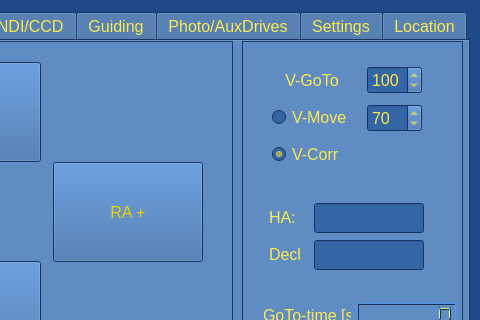
Above: C++-Source/mainwindow.ui from selste/TwoStepperControl before the change; both pictures show x 320 to 800 and y 0 to 320 of the 800 by 480 pixel window. Below: the same form after it.
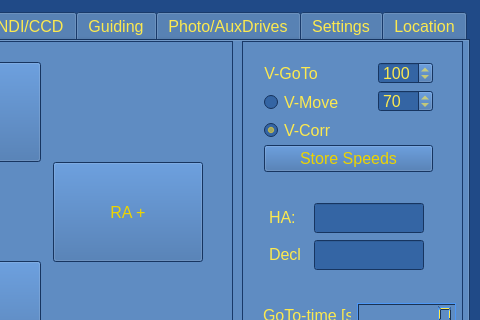
That is the form after the change.

Commit message: added a Save button for handbox speeds

Diff of the .ui file:
```diff
--- a/C++-Source/mainwindow.ui
+++ b/C++-Source/mainwindow.ui
@@ -1185,110 +1185,6 @@
       <property name="frameShadow">
        <enum>QFrame::Raised</enum>
       </property>
-      <widget class="QWidget" name="layoutWidget_8">
-       <property name="geometry">
-        <rect>
-         <x>10</x>
-         <y>10</y>
-         <width>191</width>
-         <height>131</height>
-        </rect>
-       </property>
-       <layout class="QGridLayout" name="gridLayout_6">
-        <item row="0" column="1">
-         <widget class="QSpinBox" name="sbGoToSpeed">
-          <property name="maximumSize">
-           <size>
-            <width>55</width>
-            <height>28</height>
-           </size>
-          </property>
-          <property name="minimum">
-           <number>1</number>
-          </property>
-          <property name="maximum">
-           <number>250</number>
-          </property>
-          <property name="value">
-           <number>100</number>
-          </property>
-         </widget>
-        </item>
-        <item row="1" column="0">
-         <widget class="QRadioButton" name="rbMoveSpeed">
-          <property name="minimumSize">
-           <size>
-            <width>80</width>
-            <height>25</height>
-           </size>
-          </property>
-          <property name="maximumSize">
-           <size>
-            <width>80</width>
-            <height>25</height>
-           </size>
-          </property>
-          <property name="text">
-           <string>V-Move</string>
-          </property>
-          <property name="checked">
-           <bool>false</bool>
-          </property>
-         </widget>
-        </item>
-        <item row="1" column="1">
-         <widget class="QSpinBox" name="sbMoveSpeed">
-          <property name="maximumSize">
-           <size>
-            <width>55</width>
-            <height>28</height>
-           </size>
-          </property>
-          <property name="minimum">
-           <number>1</number>
-          </property>
-          <property name="maximum">
-           <number>200</number>
-          </property>
-          <property name="value">
-           <number>70</number>
-          </property>
-         </widget>
-        </item>
-        <item row="2" column="0">
-         <widget class="QRadioButton" name="rbCorrSpeed">
-          <property name="minimumSize">
-           <size>
-            <width>70</width>
-            <height>25</height>
-           </size>
-          </property>
-          <property name="maximumSize">
-           <size>
-            <width>70</width>
-            <height>25</height>
-           </size>
-          </property>
-          <property name="text">
-           <string>V-Corr</string>
-          </property>
-          <property name="checked">
-           <bool>true</bool>
-          </property>
-         </widget>
-        </item>
-        <item row="0" column="0">
-         <widget class="QLabel" name="lGoTo">
-          <property name="text">
-           <string>V-GoTo</string>
-          </property>
-          <property name="alignment">
-           <set>Qt::AlignCenter</set>
-          </property>
-         </widget>
-        </item>
-       </layout>
-      </widget>
       <widget class="QWidget" name="layoutWidget_10">
        <property name="geometry">
         <rect>
@@ -1460,6 +1356,147 @@
         </item>
        </layout>
       </widget>
+      <widget class="QWidget" name="layoutWidget">
+       <property name="geometry">
+        <rect>
+         <x>11</x>
+         <y>10</y>
+         <width>191</width>
+         <height>132</height>
+        </rect>
+       </property>
+       <layout class="QVBoxLayout" name="verticalLayout_6">
+        <item>
+         <layout class="QGridLayout" name="gridLayout_6">
+          <item row="0" column="0">
+           <widget class="QLabel" name="lGoTo">
+            <property name="text">
+             <string>V-GoTo</string>
+            </property>
+            <property name="alignment">
+             <set>Qt::AlignCenter</set>
+            </property>
+           </widget>
+          </item>
+          <item row="0" column="1">
+           <spacer name="horizontalSpacer_8">
+            <property name="orientation">
+             <enum>Qt::Horizontal</enum>
+            </property>
+            <property name="sizeHint" stdset="0">
+             <size>
+              <width>40</width>
+              <height>20</height>
+             </size>
+            </property>
+           </spacer>
+          </item>
+          <item row="0" column="2">
+           <widget class="QSpinBox" name="sbGoToSpeed">
+            <property name="maximumSize">
+             <size>
+              <width>55</width>
+              <height>28</height>
+             </size>
+            </property>
+            <property name="minimum">
+             <number>1</number>
+            </property>
+            <property name="maximum">
+             <number>250</number>
+            </property>
+            <property name="value">
+             <number>100</number>
+            </property>
+           </widget>
+          </item>
+          <item row="1" column="0" colspan="2">
+           <widget class="QRadioButton" name="rbMoveSpeed">
+            <property name="minimumSize">
+             <size>
+              <width>80</width>
+              <height>25</height>
+             </size>
+            </property>
+            <property name="maximumSize">
+             <size>
+              <width>80</width>
+              <height>25</height>
+             </size>
+            </property>
+            <property name="text">
+             <string>V-Move</string>
+            </property>
+            <property name="checked">
+             <bool>false</bool>
+            </property>
+           </widget>
+          </item>
+          <item row="1" column="2">
+           <widget class="QSpinBox" name="sbMoveSpeed">
+            <property name="maximumSize">
+             <size>
+              <width>55</width>
+              <height>28</height>
+             </size>
+            </property>
+            <property name="minimum">
+             <number>1</number>
+            </property>
+            <property name="maximum">
+             <number>200</number>
+            </property>
+            <property name="value">
+             <number>70</number>
+            </property>
+           </widget>
+          </item>
+          <item row="2" column="0" colspan="2">
+           <widget class="QRadioButton" name="rbCorrSpeed">
+            <property name="minimumSize">
+             <size>
+              <width>70</width>
+              <height>25</height>
+             </size>
+            </property>
+            <property name="maximumSize">
+             <size>
+              <width>70</width>
+              <height>25</height>
+             </size>
+            </property>
+            <property name="text">
+             <string>V-Corr</string>
+            </property>
+            <property name="checked">
+             <bool>true</bool>
+            </property>
+           </widget>
+          </item>
+          <item row="2" column="2">
+           <spacer name="horizontalSpacer_9">
+            <property name="orientation">
+             <enum>Qt::Horizontal</enum>
+            </property>
+            <property name="sizeHint" stdset="0">
+             <size>
+              <width>40</width>
+              <height>20</height>
+             </size>
+            </property>
+           </spacer>
+          </item>
+         </layout>
+        </item>
+        <item>
+         <widget class="QPushButton" name="pbStoreSpeeds">
+          <property name="text">
+           <string>Store Speeds</string>
+          </property>
+         </widget>
+        </item>
+       </layout>
+      </widget>
      </widget>
     </widget>
     <widget class="QWidget" name="catTab">
```
The commit also changes 5 other files.
